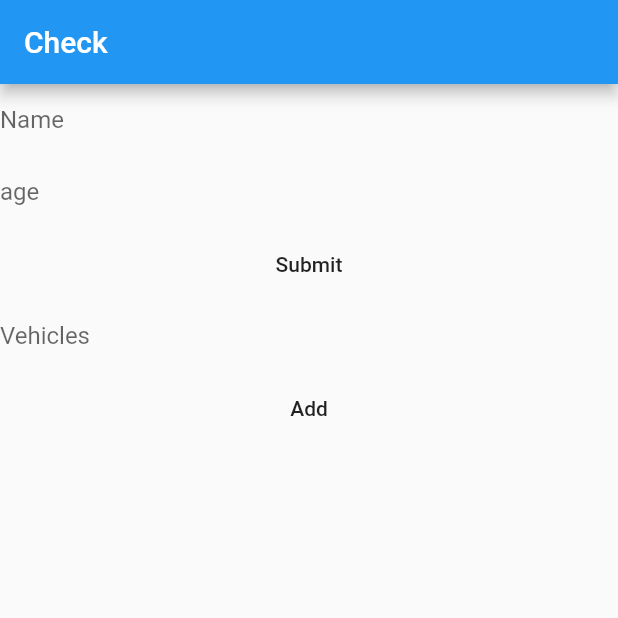
After one commit to HrishikeshRathore/Authentication-learn, a Flutter app: the screen it shows after launch, after a tap on "Add", on a phone screen of 412 x 824 dp, the top half of it. The commit adds this screen. Run offline on Flutter 3.47's test engine with Material 2 defaults, Android fonts, the phone set to English and light mode, and no system bars; network calls fail.

Commit message:
fixed firebase post

```diff
--- a/lib/main.dart
+++ b/lib/main.dart
@@ -1,21 +1,14 @@
 import 'package:flutter/material.dart';
 import 'package:lekha_jokha/providers/data_provider.dart';
+import 'package:lekha_jokha/screens/HomeScreen.dart';
 import 'package:provider/provider.dart';
 
 void main() {
   runApp(MyApp());
 }
 
-class MyApp extends StatefulWidget {
+class MyApp extends StatelessWidget {
 
-  @override
-  _MyAppState createState() => _MyAppState();
-}
-
-class _MyAppState extends State<MyApp> {
-  var name;
-
-  var age;
 
   @override
   Widget build(BuildContext context) {
@@ -27,37 +20,7 @@ class _MyAppState extends State<MyApp> {
           primarySwatch: Colors.blue,
           visualDensity: VisualDensity.adaptivePlatformDensity,
         ),
-        home: Scaffold(
-          appBar: AppBar(
-            title: Text('Check'),
-          ),
-          body: Column(
-            children: [
-          TextField(
-            onChanged: (text) {
-              name = text;
-            },
-          decoration: InputDecoration(
-          border: InputBorder.none,
-              hintText: 'Name',
-          ),
-            ),
-          TextField(
-            onChanged: (text) {
-              age = text;
-            },
-          decoration: InputDecoration(
-          border: InputBorder.none,
-          hintText: 'age',
-           ),
-          ),
-              FlatButton(onPressed: () {
-                Provider.of<DataProvider>(context, listen: false).uploadData(name, age);
-              },
-                  child: Text('Submit')),
-            ],
-          ),
-        ),
+        home: HomeScreen(),
       ),
     );
   }
--- a/lib/providers/api_data.dart
+++ b/lib/providers/api_data.dart
@@ -3,7 +3,10 @@ import 'dart:convert';
 import 'package:http/http.dart' as http;
 
 class API {
-  static Future<void> uploadToFirebase(Map<String, dynamic> data) async{
-    await http.post('https://learning-project-a9400-default-rtdb.firebaseio.com/persons.json', body: jsonEncode(data));
+  static Future<void> uploadToFirebase(String database, Map<String, dynamic> data) async{
+    await http.post('https://learning-project-a9400-default-rtdb.firebaseio.com/$database.json', body: jsonEncode(data));
   }
+
+
+
 }
--- a/lib/providers/data_provider.dart
+++ b/lib/providers/data_provider.dart
@@ -3,6 +3,11 @@ import 'api_data.dart';
 
 class DataProvider with ChangeNotifier{
   void uploadData(String name, String age) {
-    API.uploadToFirebase({'name': name, 'age': age});
+    API.uploadToFirebase('persons', {'name': name, 'age': age});
   }
+
+  void uploadData2(String vehicle) {
+    API.uploadToFirebase('vehicles', {'vehicle': vehicle});
+  }
+
 }
--- /dev/null
+++ b/lib/screens/HomeScreen.dart
@@ -0,0 +1,71 @@
+import 'package:flutter/material.dart';
+import 'package:lekha_jokha/providers/data_provider.dart';
+import 'package:provider/provider.dart';
+
+
+class HomeScreen extends StatefulWidget {
+  const HomeScreen({
+    Key key,
+  }) : super(key: key);
+
+  @override
+  _HomeScreenState createState() => _HomeScreenState();
+}
+
+class _HomeScreenState extends State<HomeScreen> {
+
+  var name;
+  var vehicle;
+  var age;
+
+  @override
+  Widget build(BuildContext context) {
+    return Scaffold(
+      appBar: AppBar(
+        title: Text('Check'),
+      ),
+      body: Column(
+        children: [
+          TextField(
+            onChanged: (text) {
+              name = text;
+            },
+            decoration: InputDecoration(
+              border: InputBorder.none,
+              hintText: 'Name',
+            ),
+          ),
+          TextField(
+            onChanged: (text) {
+              age = text;
+            },
+            decoration: InputDecoration(
+              border: InputBorder.none,
+              hintText: 'age',
+            ),
+          ),
+          FlatButton(onPressed: () {
+             Provider.of<DataProvider>(context, listen: false).uploadData(name, age);
+          },
+              child: Text('Submit')),
+
+          TextField(
+            onChanged: (text) {
+              vehicle = text;
+            },
+            decoration: InputDecoration(
+              border: InputBorder.none,
+              hintText: 'Vehicles',
+            ),
+          ),
+          FlatButton(onPressed: () {
+            Provider.of<DataProvider>(context, listen: false).uploadData2(vehicle);
+          },
+              child: Text('Add')),
+
+
+        ],
+      ),
+    );
+  }
+}
```
